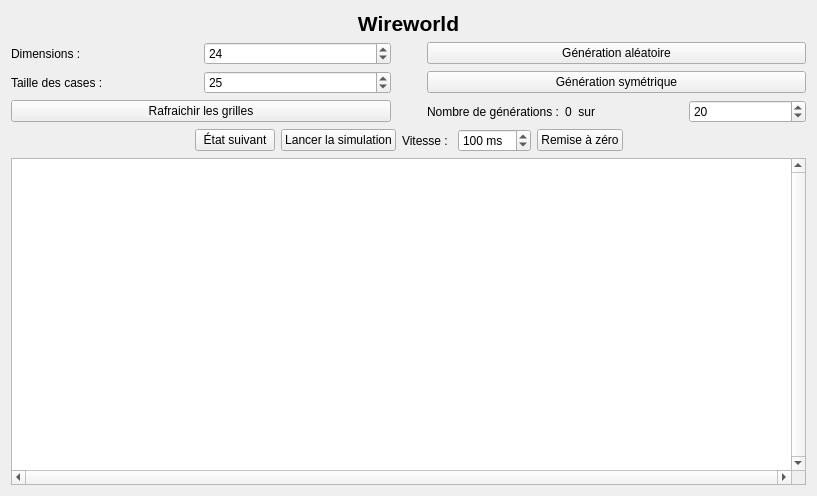
Qt form src/ui/wwview.ui (danousna/autocell) before a commit.
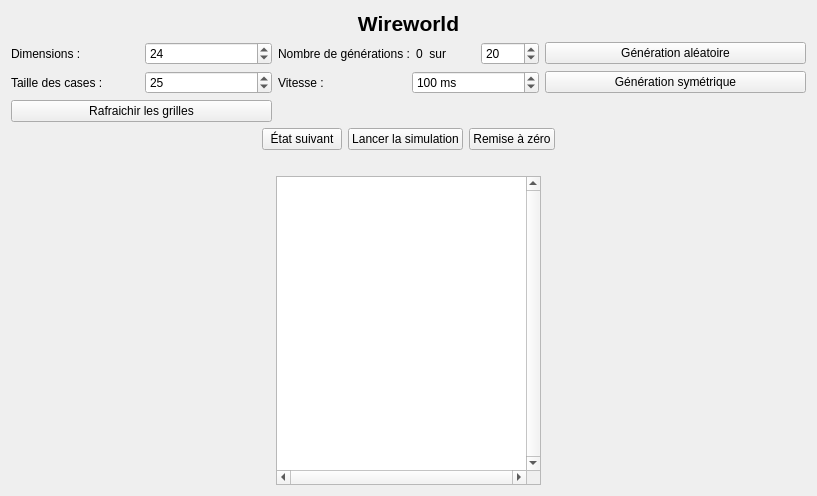
The same form after that commit.

```diff
--- a/src/ui/wwview.ui
+++ b/src/ui/wwview.ui
@@ -40,6 +40,54 @@
        </item>
        <item>
         <layout class="QGridLayout" name="gridLayout">
+         <item row="1" column="0">
+          <layout class="QHBoxLayout" name="horizontalLayout_3">
+           <item>
+            <widget class="QLabel" name="label_3">
+             <property name="text">
+              <string>Taille des cases :</string>
+             </property>
+            </widget>
+           </item>
+           <item>
+            <widget class="QSpinBox" name="inputTailleCell">
+             <property name="minimum">
+              <number>1</number>
+             </property>
+             <property name="maximum">
+              <number>100</number>
+             </property>
+             <property name="value">
+              <number>25</number>
+             </property>
+            </widget>
+           </item>
+          </layout>
+         </item>
+         <item row="2" column="0">
+          <widget class="QPushButton" name="btnRefreshTaille">
+           <property name="enabled">
+            <bool>true</bool>
+           </property>
+           <property name="styleSheet">
+            <string notr="true"/>
+           </property>
+           <property name="text">
+            <string>Rafraichir les grilles</string>
+           </property>
+          </widget>
+         </item>
+         <item row="0" column="3">
+          <layout class="QVBoxLayout" name="verticalLayout">
+           <item>
+            <widget class="QPushButton" name="btnGenRandom">
+             <property name="text">
+              <string>Génération aléatoire</string>
+             </property>
+            </widget>
+           </item>
+          </layout>
+         </item>
          <item row="0" column="0">
           <layout class="QVBoxLayout" name="verticalLayout_11">
            <item>
@@ -71,71 +119,14 @@
            </item>
           </layout>
          </item>
-         <item row="0" column="1">
-          <spacer name="horizontalSpacer_3">
-           <property name="orientation">
-            <enum>Qt::Horizontal</enum>
+         <item row="1" column="3">
+          <widget class="QPushButton" name="btnSymetrie">
+           <property name="text">
+            <string>Génération symétrique</string>
            </property>
-           <property name="sizeType">
-            <enum>QSizePolicy::Minimum</enum>
-           </property>
-           <property name="sizeHint" stdset="0">
-            <size>
-             <width>30</width>
-             <height>20</height>
-            </size>
-           </property>
-          </spacer>
+          </widget>
          </item>
          <item row="0" column="2">
-          <layout class="QVBoxLayout" name="verticalLayout">
-           <item>
-            <widget class="QPushButton" name="btnGenRandom">
-             <property name="text">
-              <string>Génération aléatoire</string>
-             </property>
-            </widget>
-           </item>
-          </layout>
-         </item>
-         <item row="2" column="0">
-          <widget class="QPushButton" name="btnRefreshTaille">
-           <property name="enabled">
-            <bool>true</bool>
-           </property>
-           <property name="styleSheet">
-            <string notr="true"/>
-           </property>
-           <property name="text">
-            <string>Rafraichir les grilles</string>
-           </property>
-          </widget>
-         </item>
-         <item row="1" column="0">
-          <layout class="QHBoxLayout" name="horizontalLayout_3">
-           <item>
-            <widget class="QLabel" name="label_3">
-             <property name="text">
-              <string>Taille des cases :</string>
-             </property>
-            </widget>
-           </item>
-           <item>
-            <widget class="QSpinBox" name="inputTailleCell">
-             <property name="minimum">
-              <number>1</number>
-             </property>
-             <property name="maximum">
-              <number>100</number>
-             </property>
-             <property name="value">
-              <number>25</number>
-             </property>
-            </widget>
-           </item>
-          </layout>
-         </item>
-         <item row="2" column="2">
           <layout class="QHBoxLayout" name="horizontalLayout_9">
            <item>
             <widget class="QLabel" name="label_5">
@@ -167,11 +158,34 @@
           </layout>
          </item>
          <item row="1" column="2">
-          <widget class="QPushButton" name="btnSymetrie">
-           <property name="text">
-            <string>Génération symétrique</string>
-           </property>
-          </widget>
+          <layout class="QHBoxLayout" name="horizontalLayout_7">
+           <item>
+            <widget class="QLabel" name="label_2">
+             <property name="text">
+              <string>Vitesse : </string>
+             </property>
+            </widget>
+           </item>
+           <item>
+            <widget class="QSpinBox" name="inputSpeed">
+             <property name="suffix">
+              <string> ms</string>
+             </property>
+             <property name="minimum">
+              <number>50</number>
+             </property>
+             <property name="maximum">
+              <number>1000</number>
+             </property>
+             <property name="singleStep">
+              <number>50</number>
+             </property>
+             <property name="value">
+              <number>100</number>
+             </property>
+            </widget>
+           </item>
+          </layout>
          </item>
         </layout>
        </item>
@@ -207,32 +221,6 @@
            </property>
           </widget>
          </item>
-         <item>
-          <widget class="QLabel" name="label_2">
-           <property name="text">
-            <string>Vitesse : </string>
-           </property>
-          </widget>
-         </item>
-         <item>
-          <widget class="QSpinBox" name="inputSpeed">
-           <property name="suffix">
-            <string> ms</string>
-           </property>
-           <property name="minimum">
-            <number>50</number>
-           </property>
-           <property name="maximum">
-            <number>1000</number>
-           </property>
-           <property name="singleStep">
-            <number>50</number>
-           </property>
-           <property name="value">
-            <number>100</number>
-           </property>
-          </widget>
-         </item>
          <item>
           <widget class="QPushButton" name="btnReset">
            <property name="text">
@@ -256,20 +244,66 @@
         </layout>
        </item>
        <item>
-        <widget class="QTableWidget" name="grille">
-         <property name="verticalScrollBarPolicy">
-          <enum>Qt::ScrollBarAlwaysOn</enum>
+        <spacer name="verticalSpacer">
+         <property name="orientation">
+          <enum>Qt::Vertical</enum>
          </property>
-         <property name="horizontalScrollBarPolicy">
-          <enum>Qt::ScrollBarAlwaysOn</enum>
+         <property name="sizeType">
+          <enum>QSizePolicy::Fixed</enum>
          </property>
-         <attribute name="horizontalHeaderVisible">
-          <bool>false</bool>
-         </attribute>
-         <attribute name="verticalHeaderVisible">
-          <bool>false</bool>
-         </attribute>
-        </widget>
+         <property name="sizeHint" stdset="0">
+          <size>
+           <width>20</width>
+           <height>20</height>
+          </size>
+         </property>
+        </spacer>
+       </item>
+       <item>
+        <layout class="QHBoxLayout" name="horizontalLayout_10">
+         <item>
+          <spacer name="horizontalSpacer_3">
+           <property name="orientation">
+            <enum>Qt::Horizontal</enum>
+           </property>
+           <property name="sizeHint" stdset="0">
+            <size>
+             <width>40</width>
+             <height>20</height>
+            </size>
+           </property>
+          </spacer>
+         </item>
+         <item>
+          <widget class="QTableWidget" name="grille">
+           <property name="verticalScrollBarPolicy">
+            <enum>Qt::ScrollBarAlwaysOn</enum>
+           </property>
+           <property name="horizontalScrollBarPolicy">
+            <enum>Qt::ScrollBarAlwaysOn</enum>
+           </property>
+           <attribute name="horizontalHeaderVisible">
+            <bool>false</bool>
+           </attribute>
+           <attribute name="verticalHeaderVisible">
+            <bool>false</bool>
+           </attribute>
+          </widget>
+         </item>
+         <item>
+          <spacer name="horizontalSpacer_4">
+           <property name="orientation">
+            <enum>Qt::Horizontal</enum>
+           </property>
+           <property name="sizeHint" stdset="0">
+            <size>
+             <width>40</width>
+             <height>20</height>
+            </size>
+           </property>
+          </spacer>
+         </item>
+        </layout>
        </item>
       </layout>
      </item>
```
